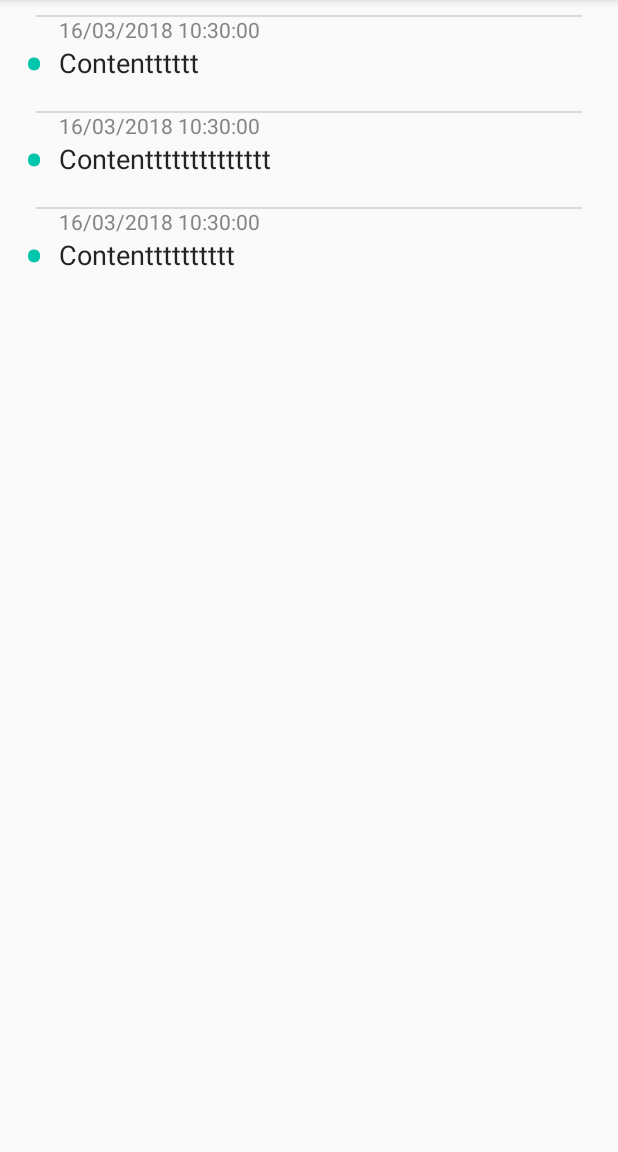
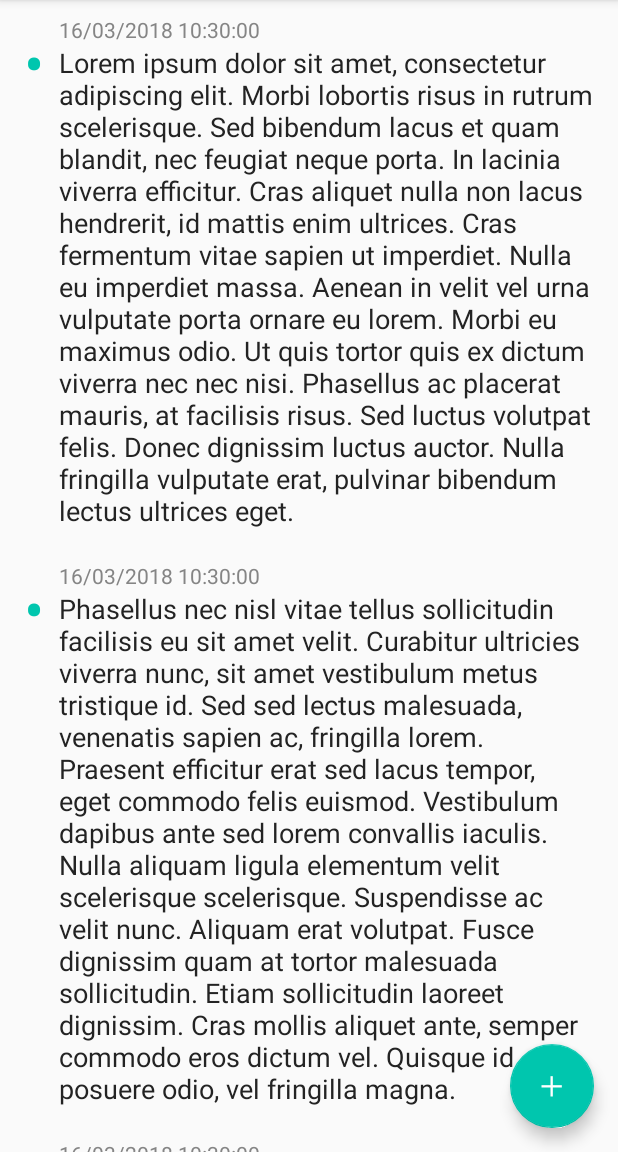
Before and after one commit to ndtho8205/biodiary, an Android app: the screen it shows after launch (BioDiaryMainActivity), on a phone screen of 412 x 824 dp, the part 84-1236 px from its top. Run offline under Robolectric (Android 15) with nearby library versions, the phone set to English and light mode, and no system bars.

Commit message:
Update RecyclerView layout.

```diff
--- a/app/build.gradle
+++ b/app/build.gradle
@@ -33,6 +33,7 @@ dependencies {
     implementation 'com.android.support:appcompat-v7:26.1.0'
     implementation 'com.android.support.constraint:constraint-layout:1.0.2'
     implementation 'com.android.support:recyclerview-v7:26.1.0'
+    implementation 'com.android.support:design:26.1.0'
     testImplementation 'junit:junit:4.12'
     androidTestImplementation 'com.android.support.test:runner:1.0.1'
     androidTestImplementation 'com.android.support.test.espresso:espresso-core:3.0.1'
--- a/app/src/main/java/edu/bk/thesis/biodiary/activities/BioDiaryMainActivity.java
+++ b/app/src/main/java/edu/bk/thesis/biodiary/activities/BioDiaryMainActivity.java
@@ -2,25 +2,30 @@ package edu.bk.thesis.biodiary.activities;
 
 import android.content.Intent;
 import android.os.Bundle;
+import android.support.design.widget.FloatingActionButton;
+import android.support.design.widget.Snackbar;
 import android.support.v7.app.AppCompatActivity;
 import android.support.v7.widget.LinearLayoutManager;
 import android.support.v7.widget.RecyclerView;
 import android.view.Menu;
 import android.view.MenuInflater;
 import android.view.MenuItem;
+import android.view.View;
 
 import java.util.Date;
 
 import edu.bk.thesis.biodiary.R;
 import edu.bk.thesis.biodiary.adapters.DiaryAdapter;
 import edu.bk.thesis.biodiary.models.Diary;
+import edu.bk.thesis.biodiary.utils.DividerItemDecoration;
 
 
 public class BioDiaryMainActivity extends AppCompatActivity
         implements DiaryAdapter.DiaryAdapterOnClickHandler
 {
-    private RecyclerView mDiary;
-    private DiaryAdapter mDiaryAdapter;
+    private FloatingActionButton mNewEntryButton;
+    private RecyclerView         mDiary;
+    private DiaryAdapter         mDiaryAdapter;
 
     @Override
     protected void onCreate(Bundle savedInstanceState)
@@ -28,19 +33,37 @@ public class BioDiaryMainActivity extends AppCompatActivity
         super.onCreate(savedInstanceState);
         setContentView(R.layout.activity_biodiary_main);
 
+        mNewEntryButton = findViewById(R.id.fab_new_entry);
+        mNewEntryButton.setOnClickListener(new View.OnClickListener()
+        {
+            @Override
+            public void onClick(View view)
+            {
+                Snackbar.make(view, "Here's a Snackbar", Snackbar.LENGTH_LONG)
+                        .setAction("Action", null).show();
+            }
+        });
+
         mDiary = findViewById(R.id.rv_diary);
         LinearLayoutManager layoutManager = new LinearLayoutManager(this,
                                                                     LinearLayoutManager.VERTICAL,
                                                                     false);
         mDiary.setLayoutManager(layoutManager);
+        mDiary.addItemDecoration(new DividerItemDecoration(this));
         mDiary.setHasFixedSize(true);
         mDiaryAdapter = new DiaryAdapter(this);
         mDiary.setAdapter(mDiaryAdapter);
 
         Diary[] diaryData = {
-                new Diary(1, new Date().getTime(), "Contentttttt"),
-                new Diary(2, new Date().getTime(), "Contentttttttttttttt"),
-                new Diary(3, new Date().getTime(), "Contentttttttttt") };
+                new Diary(1,
+                          new Date().getTime(),
+                          "Lorem ipsum dolor sit amet, consectetur adipiscing elit. Morbi lobortis risus in rutrum scelerisque. Sed bibendum lacus et quam blandit, nec feugiat neque porta. In lacinia viverra efficitur. Cras aliquet nulla non lacus hendrerit, id mattis enim ultrices. Cras fermentum vitae sapien ut imperdiet. Nulla eu imperdiet massa. Aenean in velit vel urna vulputate porta ornare eu lorem. Morbi eu maximus odio. Ut quis tortor quis ex dictum viverra nec nec nisi. Phasellus ac placerat mauris, at facilisis risus. Sed luctus volutpat felis. Donec dignissim luctus auctor. Nulla fringilla vulputate erat, pulvinar bibendum lectus ultrices eget."),
+                new Diary(2,
+                          new Date().getTime(),
+                          "Phasellus nec nisl vitae tellus sollicitudin facilisis eu sit amet velit. Curabitur ultricies viverra nunc, sit amet vestibulum metus tristique id. Sed sed lectus malesuada, venenatis sapien ac, fringilla lorem. Praesent efficitur erat sed lacus tempor, eget commodo felis euismod. Vestibulum dapibus ante sed lorem convallis iaculis. Nulla aliquam ligula elementum velit scelerisque scelerisque. Suspendisse ac velit nunc. Aliquam erat volutpat. Fusce dignissim quam at tortor malesuada sollicitudin. Etiam sollicitudin laoreet dignissim. Cras mollis aliquet ante, semper commodo eros dictum vel. Quisque id posuere odio, vel fringilla magna."),
+                new Diary(3,
+                          new Date().getTime(),
+                          "Nullam eget luctus erat, id elementum urna. Praesent tristique feugiat nibh eget molestie. Suspendisse potenti. Duis tincidunt id tortor quis hendrerit. Nullam molestie et velit a pellentesque. In hac habitasse platea dictumst. Praesent in mauris quis massa fringilla suscipit. Nunc a dignissim nunc. Duis eleifend ipsum quam, ac interdum sapien consequat sed. Praesent cursus consectetur risus ac blandit. Morbi vestibulum dapibus dui, nec dignissim orci dignissim eget. Suspendisse potenti.") };
         mDiaryAdapter.setDiaryData(diaryData);
     }
 
--- /dev/null
+++ b/app/src/main/java/edu/bk/thesis/biodiary/utils/DividerItemDecoration.java
@@ -0,0 +1,59 @@
+package edu.bk.thesis.biodiary.utils;
+
+import android.content.Context;
+import android.graphics.Canvas;
+import android.graphics.Rect;
+import android.graphics.drawable.Drawable;
+import android.support.v4.content.ContextCompat;
+import android.support.v7.widget.RecyclerView;
+import android.view.View;
+
+import edu.bk.thesis.biodiary.R;
+
+
+public class DividerItemDecoration extends RecyclerView.ItemDecoration
+{
+    private Drawable mDivider;
+
+    public DividerItemDecoration(Context context)
+    {
+        mDivider = ContextCompat.getDrawable(context, R.drawable.divider_item_line);
+    }
+
+    @Override
+    public void getItemOffsets(Rect outRect,
+                               View view,
+                               RecyclerView parent,
+                               RecyclerView.State state)
+    {
+        super.getItemOffsets(outRect, view, parent, state);
+
+        if (parent.getChildAdapterPosition(view) == 0) {
+            return;
+        }
+
+        outRect.top = mDivider.getIntrinsicHeight();
+    }
+
+    @Override
+    public void onDraw(Canvas c, RecyclerView parent, RecyclerView.State state)
+    {
+        int left  = parent.getPaddingLeft();
+        int right = parent.getPaddingRight();
+
+        int childCount = parent.getChildCount();
+        for (int i = 0; i < childCount; i++) {
+            View child = parent.getChildAt(i);
+
+            RecyclerView.LayoutParams layoutParams
+                    = (RecyclerView.LayoutParams) child.getLayoutParams();
+
+            int top    = child.getBottom() + layoutParams.bottomMargin;
+            int bottom = top + mDivider.getIntrinsicHeight();
+
+            mDivider.setBounds(left, top, right, bottom);
+            mDivider.draw(c);
+        }
+
+    }
+}
--- /dev/null
+++ b/app/src/main/java/edu/bk/thesis/biodiary/utils/FABScrollBehavior.java
@@ -0,0 +1,89 @@
+package edu.bk.thesis.biodiary.utils;
+
+import android.content.Context;
+import android.support.annotation.NonNull;
+import android.support.design.widget.CoordinatorLayout;
+import android.support.design.widget.FloatingActionButton;
+import android.support.v4.view.ViewCompat;
+import android.support.v7.widget.RecyclerView;
+import android.util.AttributeSet;
+import android.view.View;
+
+
+public class FABScrollBehavior extends FloatingActionButton.Behavior
+{
+    public FABScrollBehavior(Context context, AttributeSet attributeSet)
+    {
+        super();
+    }
+
+    @Override
+    public boolean onStartNestedScroll(@NonNull CoordinatorLayout coordinatorLayout,
+                                       @NonNull FloatingActionButton child,
+                                       @NonNull View directTargetChild,
+                                       @NonNull View target,
+                                       int axes,
+                                       int type)
+    {
+        return axes == ViewCompat.SCROLL_AXIS_VERTICAL;
+    }
+
+    @Override
+    public void onNestedScroll(@NonNull CoordinatorLayout coordinatorLayout,
+                               @NonNull FloatingActionButton child,
+                               @NonNull View target,
+                               int dxConsumed,
+                               int dyConsumed,
+                               int dxUnconsumed,
+                               int dyUnconsumed,
+                               int type)
+    {
+        super.onNestedScroll(coordinatorLayout,
+                             child,
+                             target,
+                             dxConsumed,
+                             dyConsumed,
+                             dxUnconsumed,
+                             dyUnconsumed,
+                             type);
+
+        if (dyConsumed > 0 && child.getVisibility() == View.VISIBLE) {
+            child.hide(new FloatingActionButton.OnVisibilityChangedListener()
+            {
+                @Override
+                public void onHidden(FloatingActionButton fab)
+                {
+                    super.onHidden(fab);
+                    fab.setVisibility(View.INVISIBLE);
+                }
+            });
+        }
+        else if (dyConsumed < 0 && child.getVisibility() != View.VISIBLE) {
+            child.show();
+        }
+
+        /*
+        if (dyConsumed > 0) {
+            CoordinatorLayout.LayoutParams layoutParams
+                    = (CoordinatorLayout.LayoutParams) child
+                    .getLayoutParams();
+            int fab_bottomMargin = layoutParams.bottomMargin;
+            child.animate()
+                 .translationY(child.getHeight() + fab_bottomMargin)
+                 .setInterpolator(new LinearInterpolator())
+                 .start();
+        }
+        else if (dyConsumed < 0) {
+            child.animate().translationY(0).setInterpolator(new LinearInterpolator()).start();
+        }
+        */
+    }
+
+    @Override
+    public boolean layoutDependsOn(CoordinatorLayout parent,
+                                   FloatingActionButton child,
+                                   View dependency)
+    {
+        return dependency instanceof RecyclerView;
+    }
+}
--- /dev/null
+++ b/app/src/main/res/drawable/divider_item_line.xml
@@ -0,0 +1,9 @@
+<?xml version="1.0" encoding="utf-8"?>
+<shape xmlns:android="http://schemas.android.com/apk/res/android"
+    android:shape="rectangle">
+    <size
+        android:width="1dp"
+        android:height="1dp" />
+
+    <solid android:color="@color/colorPrimaryDark" />
+</shape>
--- a/app/src/main/res/layout/activity_biodiary_main.xml
+++ b/app/src/main/res/layout/activity_biodiary_main.xml
@@ -1,15 +1,24 @@
 <?xml version="1.0" encoding="utf-8"?>
-<android.support.constraint.ConstraintLayout xmlns:android="http://schemas.android.com/apk/res/android"
-                                             xmlns:tools="http://schemas.android.com/tools"
-                                             android:layout_width="match_parent"
-                                             android:layout_height="match_parent"
-                                             tools:context="edu.bk.thesis.biodiary.activities.BioDiaryMainActivity"
-    >
+<android.support.design.widget.CoordinatorLayout xmlns:android="http://schemas.android.com/apk/res/android"
+    xmlns:app="http://schemas.android.com/apk/res-auto"
+    xmlns:tools="http://schemas.android.com/tools"
+    android:layout_width="match_parent"
+    android:layout_height="match_parent"
+    tools:context="edu.bk.thesis.biodiary.activities.BioDiaryMainActivity">
 
     <android.support.v7.widget.RecyclerView
         android:id="@+id/rv_diary"
         android:layout_width="match_parent"
-        android:layout_height="match_parent"
-        />
+        android:layout_height="match_parent" />
 
-</android.support.constraint.ConstraintLayout>
+    <android.support.design.widget.FloatingActionButton
+        android:id="@+id/fab_new_entry"
+        android:layout_width="wrap_content"
+        android:layout_height="wrap_content"
+        android:layout_gravity="end|bottom"
+        android:layout_margin="16dp"
+        android:focusable="true"
+        android:src="@drawable/ic_action_add"
+        app:layout_behavior="edu.bk.thesis.biodiary.utils.FABScrollBehavior" />
+
+</android.support.design.widget.CoordinatorLayout>
--- a/app/src/main/res/layout/diary_list_item.xml
+++ b/app/src/main/res/layout/diary_list_item.xml
@@ -2,6 +2,7 @@
 <RelativeLayout xmlns:android="http://schemas.android.com/apk/res/android"
     android:layout_width="match_parent"
     android:layout_height="wrap_content"
+    android:foreground="?attr/selectableItemBackground"
     android:paddingBottom="10dp"
     android:paddingLeft="16dp"
     android:paddingRight="16dp"
@@ -38,10 +39,4 @@
         android:textColor="#232323"
         android:textSize="18sp" />
 
-    <View
-        android:layout_width="match_parent"
-        android:layout_height="1dp"
-        android:layout_marginLeft="8dp"
-        android:layout_marginRight="8dp"
-        android:background="#dadada" />
 </RelativeLayout>
```
Also changed, not shown: app/src/main/res/drawable-hdpi/ic_action_add.png (added), app/src/main/res/drawable-mdpi/ic_action_add.png (added), app/src/main/res/drawable-xhdpi/ic_action_add.png (added), app/src/main/res/drawable-xxhdpi/ic_action_add.png (added), app/src/main/res/drawable-xxxhdpi/ic_action_add.png (added).
